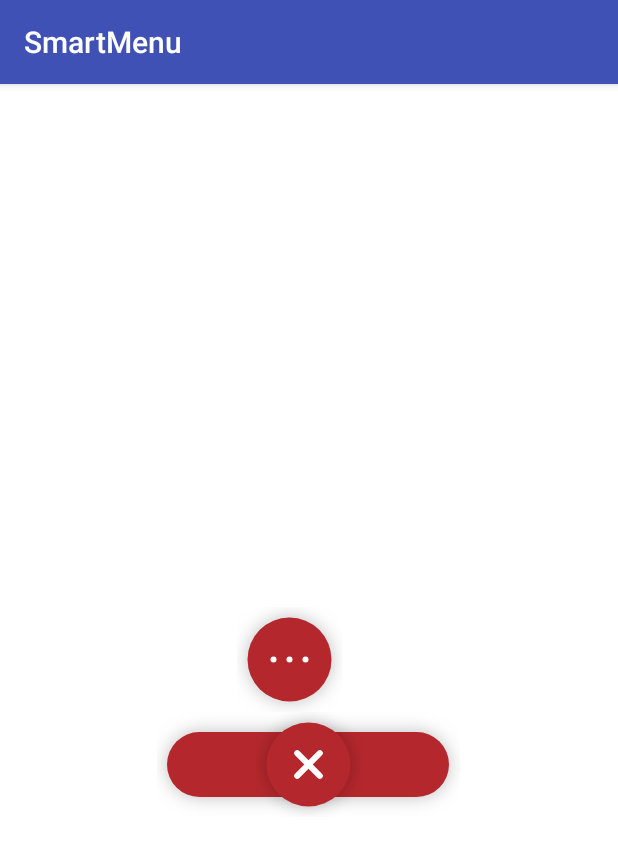
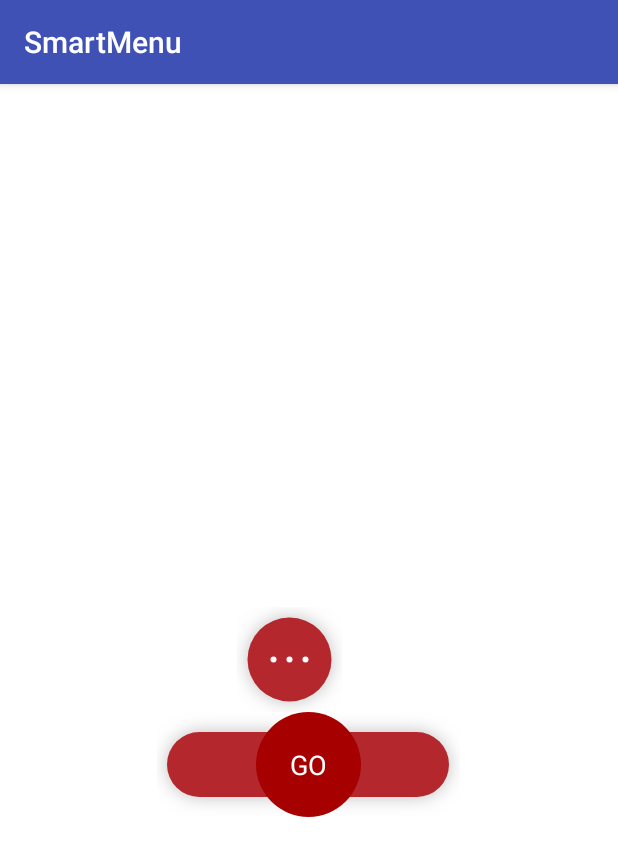
Before and after one commit to cbfg5210/SmartMenu, an Android app: the screen it shows after launch (MainActivity), on a phone screen of 412 x 824 dp. Shown: the top 856 px of the screen. Run offline under Robolectric (Android 15) with nearby library versions, the phone set to English and light mode, and no system bars; libraries missing offline, so code that uses them is left out: name.gudong.statebackground; 1 statement that could not run was skipped.

Commit message:
菜单中间的按钮可以通过xml替换

```diff
--- /dev/null
+++ b/app/src/main/res/drawable/bg_smart_view.xml
@@ -0,0 +1,6 @@
+<?xml version="1.0" encoding="utf-8"?>
+<shape xmlns:android="http://schemas.android.com/apk/res/android"
+       android:shape="oval">
+    <corners android:radius="200dp"/>
+    <solid android:color="#a60000"/>
+</shape>
--- a/app/src/main/res/layout/activity_main.xml
+++ b/app/src/main/res/layout/activity_main.xml
@@ -12,12 +12,10 @@
         android:layout_height="wrap_content"
         android:layout_centerInParent="true"
         app:bg_color="#b4282d"
-        app:dot_color="@android:color/white"
-        app:dot_distance="25dp"
-        app:dot_radius="2dp"
         app:inner_padding="15dp"
         app:outer_padding="20dp"
         app:shadow_color="#40000000"
+        app:smart_view_res="@layout/layout_smart_button"
         app:vertical_padding="13dp"/>
 
     <com.ue.smartmenu.SmartMenu
@@ -27,11 +25,9 @@
         android:layout_below="@id/smartMenu"
         android:layout_centerHorizontal="true"
         app:bg_color="#b4282d"
-        app:dot_color="@android:color/white"
-        app:dot_distance="25dp"
-        app:dot_radius="2dp"
         app:inner_padding="15dp"
         app:outer_padding="20dp"
         app:shadow_color="#40000000"
+        app:smart_view_res="@layout/layout_text_view"
         app:vertical_padding="13dp"/>
 </RelativeLayout>
--- /dev/null
+++ b/app/src/main/res/layout/layout_text_view.xml
@@ -0,0 +1,11 @@
+<?xml version="1.0" encoding="utf-8"?>
+<TextView
+    xmlns:android="http://schemas.android.com/apk/res/android"
+    android:id="@+id/tvMenuText"
+    android:layout_width="match_parent"
+    android:layout_height="match_parent"
+    android:background="@drawable/bg_smart_view"
+    android:gravity="center"
+    android:text="GO"
+    android:textColor="@color/white"
+    android:textSize="18sp"/>
--- a/smart/src/main/java/com/ue/smartmenu/SmartButton.java
+++ b/smart/src/main/java/com/ue/smartmenu/SmartButton.java
@@ -2,12 +2,15 @@ package com.ue.smartmenu;
 
 import android.animation.ValueAnimator;
 import android.content.Context;
+import android.content.res.TypedArray;
 import android.graphics.Canvas;
 import android.graphics.Color;
 import android.graphics.Paint;
 import android.graphics.RectF;
 import android.util.AttributeSet;
 import android.view.View;
+
+import com.jake.smart.R;
 
 /**
  * Created by Jake on 2016/9/12.
@@ -19,8 +22,8 @@ class SmartButton extends View implements ValueAnimator.AnimatorUpdateListener {
     /**
      * the max length of X
      */
-    private int mLength;
-    private float mMinRadius = 6;
+    private int mDotDistance;
+    private float mDotRadius = 6;
     private float mCenterX;
     private float mCenterY;
 
@@ -30,17 +33,35 @@ class SmartButton extends View implements ValueAnimator.AnimatorUpdateListener {
     private RectF mLeftRectF = new RectF();
     private RectF mRightRectF = new RectF();
 
-    private int mBackgroundColor = Color.parseColor("#b4282d");
-    private int mShadowColor = Color.parseColor("#40000000");
-    private int mDotColor = Color.WHITE;
+    private int mBackgroundColor;
+    private int mShadowColor;
+    private int mDotColor;
 
     public SmartButton(Context context) {
         this(context, null);
     }
 
     public SmartButton(Context context, AttributeSet attrs) {
-        super(context, attrs);
+        this(context, attrs, 0);
+    }
+
+    public SmartButton(Context context, AttributeSet attrs, int defStyle) {
+        super(context, attrs, defStyle);
+
+        TypedArray ta = context.obtainStyledAttributes(attrs, R.styleable.SmartButton);
+        mDotRadius = ta.getDimensionPixelSize(R.styleable.SmartButton_dot_radius, dip2px(context, 1));
+        mDotDistance = ta.getDimensionPixelSize(R.styleable.SmartButton_dot_distance, dip2px(context, 25));
+        mDotColor = ta.getColor(R.styleable.SmartButton_dot_color, Color.WHITE);
+        mShadowColor = ta.getColor(R.styleable.SmartButton_shadow_color, Color.WHITE);
+        mBackgroundColor = ta.getColor(R.styleable.SmartButton_bg_color, Color.BLACK);
+        ta.recycle();
+
         init();
+    }
+
+    private int dip2px(Context context, float dpValue) {
+        final float scale = context.getResources().getDisplayMetrics().density;
+        return (int) (dpValue * scale + 0.5f);
     }
 
     private void init() {
@@ -64,7 +85,7 @@ class SmartButton extends View implements ValueAnimator.AnimatorUpdateListener {
     }
 
     private void drawCenter(Canvas canvas) {
-        canvas.drawCircle(mCenterX, mCenterY, mMinRadius, mPaint);
+        canvas.drawCircle(mCenterX, mCenterY, mDotRadius, mPaint);
     }
 
     private void adjustCanvas(Canvas canvas, float angle) {
@@ -75,15 +96,15 @@ class SmartButton extends View implements ValueAnimator.AnimatorUpdateListener {
     }
 
     private void drawContent(Canvas canvas) {
-        int length = (int) ((mLength - 2 * mMinRadius) * mPercent);
-        drawLeft(canvas, mMinRadius, length);
-        drawRight(canvas, mMinRadius, length);
+        int length = (int) ((mDotDistance - 2 * mDotRadius) * mPercent);
+        drawLeft(canvas, mDotRadius, length);
+        drawRight(canvas, mDotRadius, length);
     }
 
     private void drawLeft(Canvas canvas, float radius, int length) {
         adjustCanvas(canvas, 45 * mPercent);
-        float start = mCenterX - mLength / 2;
-        mLeftRectF.set(start, mCenterY - radius, start + length + 2 * mMinRadius, mCenterY + radius);
+        float start = mCenterX - mDotDistance / 2;
+        mLeftRectF.set(start, mCenterY - radius, start + length + 2 * mDotRadius, mCenterY + radius);
         canvas.drawRoundRect(mLeftRectF, radius, radius, mPaint);
         canvas.restore();
 
@@ -91,8 +112,8 @@ class SmartButton extends View implements ValueAnimator.AnimatorUpdateListener {
 
     private void drawRight(Canvas canvas, float radius, int length) {
         adjustCanvas(canvas, -45 * mPercent);
-        float start = mCenterX + mLength / 2;
-        mRightRectF.set(start - length - 2 * mMinRadius, mCenterY - radius, start, mCenterY + radius);
+        float start = mCenterX + mDotDistance / 2;
+        mRightRectF.set(start - length - 2 * mDotRadius, mCenterY - radius, start, mCenterY + radius);
         canvas.drawRoundRect(mRightRectF, radius, radius, mPaint);
         canvas.restore();
     }
@@ -117,15 +138,11 @@ class SmartButton extends View implements ValueAnimator.AnimatorUpdateListener {
     }
 
     void setRadius(float radius) {
-        mMinRadius = radius;
+        mDotRadius = radius;
     }
 
     void setLength(int length) {
-        mLength = length;
-    }
-
-    Paint getBackgroundPaint() {
-        return mBackgroundPaint;
+        mDotDistance = length;
     }
 
     void setDotColor(int color) {
--- a/smart/src/main/java/com/ue/smartmenu/SmartMenu.java
+++ b/smart/src/main/java/com/ue/smartmenu/SmartMenu.java
@@ -7,8 +7,10 @@ import android.content.Context;
 import android.content.res.TypedArray;
 import android.graphics.Canvas;
 import android.graphics.Color;
+import android.graphics.Paint;
 import android.graphics.RectF;
 import android.util.AttributeSet;
+import android.view.LayoutInflater;
 import android.view.View;
 import android.view.ViewGroup;
 import android.view.animation.AccelerateDecelerateInterpolator;
@@ -41,33 +43,39 @@ public class SmartMenu extends ViewGroup implements View.OnClickListener {
 
     private boolean mOpen;
 
+    private RectF mRect = new RectF();
     private ValueAnimator mSwitchAnimation;
-    private RectF mRect = new RectF();
+    private ValueAnimator mScaleAnimator;
 
-    private ValueAnimator mScaleAnimator;
+    private Paint mBackgroundPaint;
+
     private int mSwitchDuration = 300;
     private int mScaleDuration = 100;
     private int mCurrentTargetPosition;
-    private float mDotRadius;
-    private int mDotDistance;
+
     private int mBackgroundColor;
     private int mShadowColor;
-    private int mDotColor;
+    private int smartViewRes;
 
-    private SmartButton mSwitchBtn;
+    private View smartView;
 
     public void setSmartListener(OnClickListener smartListener) {
-        mSwitchBtn.setOnClickListener(smartListener);
+        smartView.setOnClickListener(smartListener);
     }
 
     private void init() {
-        mSwitchBtn = new SmartButton(getContext());
-        mSwitchBtn.setOnClickListener(this);
-        mSwitchBtn.setRadius(mDotRadius);
-        mSwitchBtn.setLength(mDotDistance);
-        mSwitchBtn.setDotColor(mDotColor);
-        mSwitchBtn.setShadowColor(mShadowColor);
-        mSwitchBtn.setBackgroundColor(mBackgroundColor);
+        mBackgroundPaint = new Paint();
+        mBackgroundPaint.setAntiAlias(true);
+        mBackgroundPaint.setDither(true);
+        mBackgroundPaint.setColor(mBackgroundColor);
+        mBackgroundPaint.setShadowLayer(15, 0, 0, mShadowColor);
+
+        if (smartViewRes == 0) {
+            smartViewRes = R.layout.layout_smart_button;
+        }
+        smartView = LayoutInflater.from(getContext()).inflate(smartViewRes, null);
+        smartView.setOnClickListener(this);
+
         initScaleAnimator();
         initSwitchAnimator();
     }
@@ -79,15 +87,12 @@ public class SmartMenu extends ViewGroup implements View.OnClickListener {
         mInnerPadding = ta.getDimensionPixelSize(R.styleable.SmartMenu_inner_padding, dip2px(context, DEFAULT_PADDING));
         mVerticalPadding = ta.getDimensionPixelSize(R.styleable.SmartMenu_vertical_padding, dip2px(context, DEFAULT_PADDING));
         mSwitchBtnSize = ta.getDimensionPixelSize(R.styleable.SmartMenu_smart_btn_size, dip2px(context, DEFAULT_BTN_SIZE));
-        mDotRadius = ta.getDimensionPixelSize(R.styleable.SmartMenu_dot_radius, dip2px(context, 1));
-        mDotDistance = ta.getDimensionPixelSize(R.styleable.SmartMenu_dot_distance, dip2px(context, 25));
-        mDotColor = ta.getColor(R.styleable.SmartMenu_dot_color, Color.WHITE);
-        mShadowColor = ta.getColor(R.styleable.SmartMenu_shadow_color, Color.parseColor("#40000000"));
-        mBackgroundColor = ta.getColor(R.styleable.SmartMenu_bg_color, Color.parseColor("#b4282d"));
+        mShadowColor = ta.getColor(R.styleable.SmartMenu_shadow_color, Color.WHITE);
+        mBackgroundColor = ta.getColor(R.styleable.SmartMenu_bg_color, Color.BLACK);
         mMenuHeight = mSwitchBtnSize - 2 * mVerticalPadding;
+        smartViewRes = ta.getResourceId(R.styleable.SmartMenu_smart_view_res, 0);
         ta.recycle();
         init();
-        setLayerType(View.LAYER_TYPE_SOFTWARE, null);
     }
 
     @Override
@@ -138,7 +143,7 @@ public class SmartMenu extends ViewGroup implements View.OnClickListener {
 
     private void fillLayout(BaseAdapter mAdapter) {
         removeAllViews();
-        addView(mSwitchBtn, new LayoutParams(mSwitchBtnSize, mSwitchBtnSize));
+        addView(smartView, new LayoutParams(mSwitchBtnSize, mSwitchBtnSize));
 
         for (int i = 0, count = mAdapter.getCount(); i < count; i++) {
             View view = mAdapter.getView(i, null, this);
@@ -161,7 +166,7 @@ public class SmartMenu extends ViewGroup implements View.OnClickListener {
             width += view.getMeasuredWidth();
             width += mInnerPadding;
         }
-        mSwitchBtn.measure(
+        smartView.measure(
                 MeasureSpec.makeMeasureSpec(mSwitchBtnSize, MeasureSpec.EXACTLY),
                 MeasureSpec.makeMeasureSpec(mSwitchBtnSize, MeasureSpec.EXACTLY));
 
@@ -248,8 +253,8 @@ public class SmartMenu extends ViewGroup implements View.OnClickListener {
             mSwitchAnimation.addUpdateListener(animation -> {
                 updateAnimation(animation);
             });
-            if (mSwitchBtn != null) {
-                mSwitchAnimation.addUpdateListener(mSwitchBtn);
+            if (smartView != null && (smartView instanceof SmartButton)) {
+                mSwitchAnimation.addUpdateListener((SmartButton) smartView);
             }
             mSwitchAnimation.setInterpolator(new AccelerateDecelerateInterpolator());
             mSwitchAnimation.addListener(new AnimatorListenerAdapter() {
@@ -280,11 +285,12 @@ public class SmartMenu extends ViewGroup implements View.OnClickListener {
     }
 
     public void updateAnimation(ValueAnimator valueAnimator) {
-        float start = getMeasuredWidth() / 2;
-        float end = getMeasuredWidth() / 2;
-        float length = getMeasuredWidth() / 2 - 10;
+        int centerX = getMeasuredWidth() / 2;
+        float start = centerX;
+        float end = centerX;
+        float length = centerX - 10;
         float percent = (float) valueAnimator.getAnimatedValue() / 100.f;
-        length = length * percent;
+        length *= percent;
         mRect.set(start - length, mVerticalPadding, end + length, getMeasuredHeight() - mVerticalPadding);
         invalidate();
     }
@@ -292,7 +298,8 @@ public class SmartMenu extends ViewGroup implements View.OnClickListener {
     @Override
     protected void dispatchDraw(Canvas canvas) {
         if (mRect != null) {
-            canvas.drawRoundRect(mRect, mSwitchBtnSize / 3, mSwitchBtnSize / 3, mSwitchBtn.getBackgroundPaint());
+            //rx：x方向上的圆角半径；ry：y方向上的圆角半径。
+            canvas.drawRoundRect(mRect, mSwitchBtnSize / 3, mSwitchBtnSize / 3, mBackgroundPaint);
         }
         super.dispatchDraw(canvas);
     }
--- /dev/null
+++ b/smart/src/main/res/layout/layout_smart_button.xml
@@ -0,0 +1,12 @@
+<?xml version="1.0" encoding="utf-8"?>
+<com.ue.smartmenu.SmartButton
+    xmlns:android="http://schemas.android.com/apk/res/android"
+    xmlns:app="http://schemas.android.com/apk/res-auto"
+    android:id="@+id/sbSmartView"
+    android:layout_width="match_parent"
+    android:layout_height="match_parent"
+    app:bg_color="#b4282d"
+    app:dot_color="@android:color/white"
+    app:dot_distance="25dp"
+    app:dot_radius="2dp"
+    app:shadow_color="#40000000"/>
--- a/smart/src/main/res/values/attrs.xml
+++ b/smart/src/main/res/values/attrs.xml
@@ -1,14 +1,20 @@
 <?xml version="1.0" encoding="utf-8"?>
 <resources>
     <declare-styleable name="SmartMenu">
-        <attr name="inner_padding" format="dimension" />
-        <attr name="outer_padding" format="dimension" />
-        <attr name="smart_btn_size" format="dimension" />
-        <attr name="vertical_padding" format="dimension" />
-        <attr name="dot_radius" format="dimension" />
-        <attr name="dot_distance" format="dimension" />
-        <attr name="dot_color" format="color|reference" />
-        <attr name="bg_color" format="color|reference" />
-        <attr name="shadow_color" format="color|reference" />
+        <attr name="inner_padding" format="dimension"/>
+        <attr name="outer_padding" format="dimension"/>
+        <attr name="smart_btn_size" format="dimension"/>
+        <attr name="vertical_padding" format="dimension"/>
+        <attr name="bg_color" format="color|reference"/>
+        <attr name="shadow_color" format="color|reference"/>
+        <attr name="smart_view_res" format="reference"/>
+    </declare-styleable>
+
+    <declare-styleable name="SmartButton">
+        <attr name="dot_radius" format="dimension"/>
+        <attr name="dot_distance" format="dimension"/>
+        <attr name="dot_color" format="color|reference"/>
+        <attr name="bg_color"/>
+        <attr name="shadow_color"/>
     </declare-styleable>
 </resources>
```
